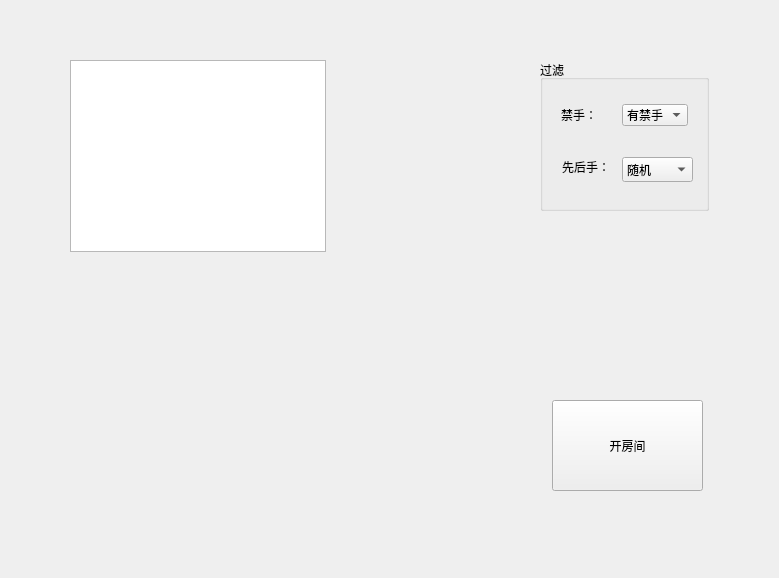
The window that netwindow.ui (lgb666666661/Gobang) describes before a commit, drawn with Qt 5.
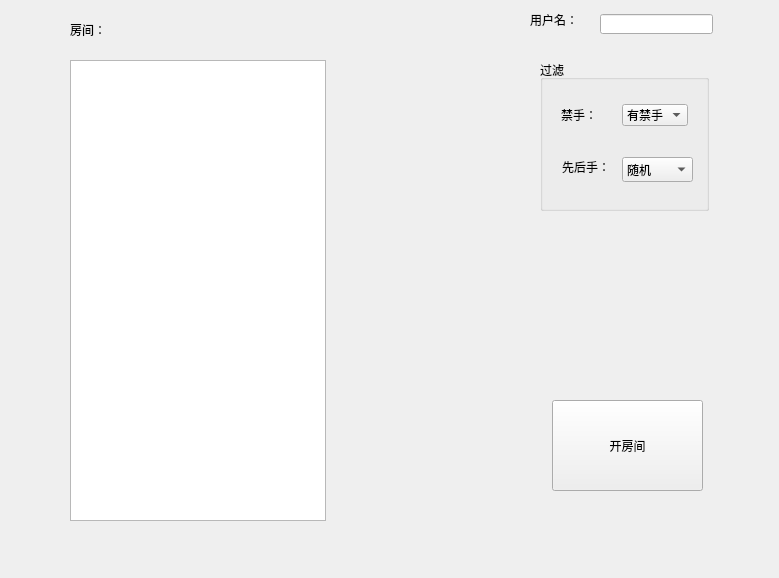
The same window after the commit.

```diff
--- a/netwindow.ui
+++ b/netwindow.ui
@@ -19,7 +19,7 @@
      <x>70</x>
      <y>60</y>
      <width>256</width>
-     <height>192</height>
+     <height>461</height>
     </rect>
    </property>
   </widget>
@@ -120,6 +120,42 @@
     <string>开房间</string>
    </property>
   </widget>
+  <widget class="QLabel" name="label_3">
+   <property name="geometry">
+    <rect>
+     <x>70</x>
+     <y>20</y>
+     <width>69</width>
+     <height>20</height>
+    </rect>
+   </property>
+   <property name="text">
+    <string>房间：</string>
+   </property>
+  </widget>
+  <widget class="QLineEdit" name="name">
+   <property name="geometry">
+    <rect>
+     <x>600</x>
+     <y>14</y>
+     <width>113</width>
+     <height>20</height>
+    </rect>
+   </property>
+  </widget>
+  <widget class="QLabel" name="label_4">
+   <property name="geometry">
+    <rect>
+     <x>530</x>
+     <y>10</y>
+     <width>69</width>
+     <height>20</height>
+    </rect>
+   </property>
+   <property name="text">
+    <string>用户名：</string>
+   </property>
+  </widget>
  </widget>
  <resources/>
  <connections/>
```
